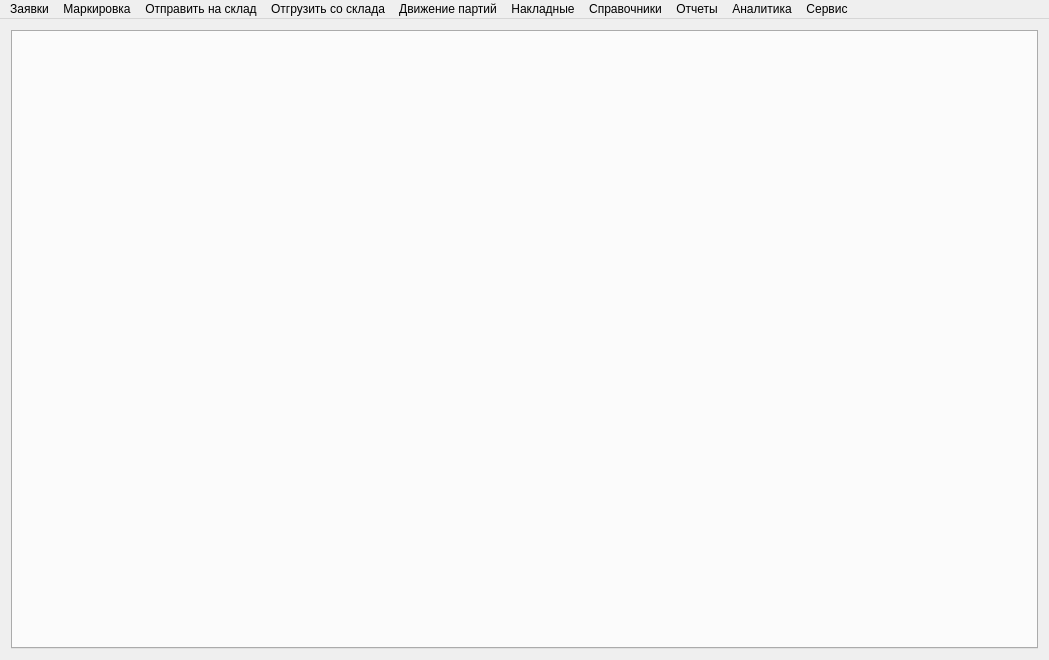
Qt form mainwindow.ui (Sergeyego/warehouse) before a commit.
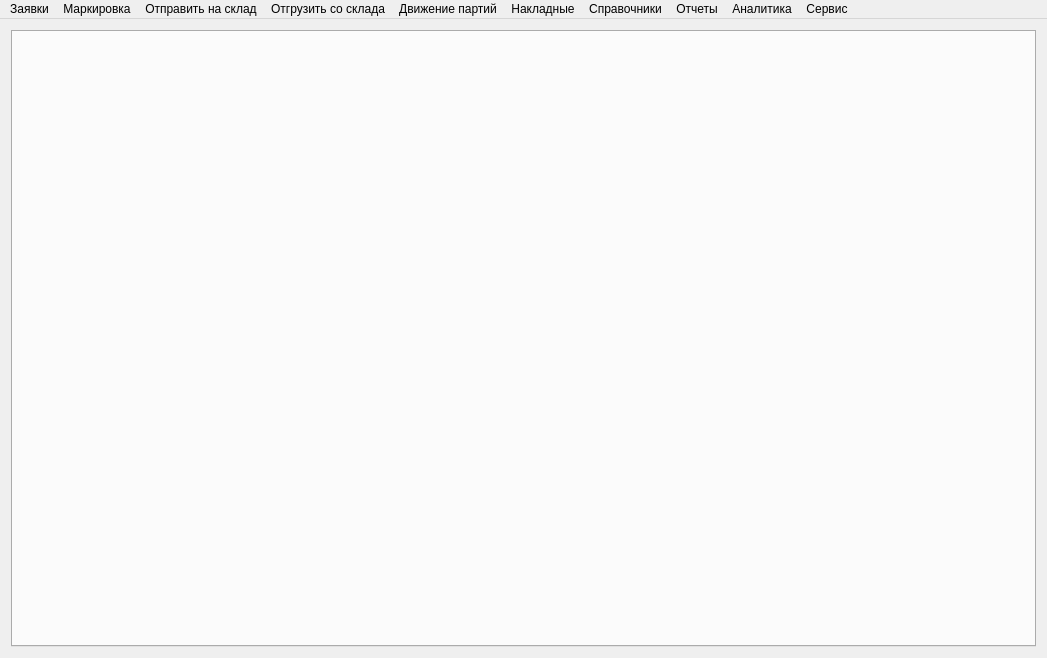
The same form after that commit.

Diff of the .ui file:
```diff
--- a/mainwindow.ui
+++ b/mainwindow.ui
@@ -6,8 +6,8 @@
    <rect>
     <x>0</x>
     <y>0</y>
-    <width>1049</width>
-    <height>660</height>
+    <width>1047</width>
+    <height>658</height>
    </rect>
   </property>
   <property name="windowTitle">
@@ -35,7 +35,7 @@
     <rect>
      <x>0</x>
      <y>0</y>
-     <width>1049</width>
+     <width>1047</width>
      <height>25</height>
     </rect>
    </property>
@@ -110,13 +110,13 @@
     <addaction name="actionMovEl"/>
     <addaction name="actionMovWire"/>
    </widget>
-   <widget class="QMenu" name="menu">
+   <widget class="QMenu" name="menuRequests">
     <property name="title">
      <string>Заявки</string>
     </property>
     <addaction name="actionRequests"/>
    </widget>
-   <addaction name="menu"/>
+   <addaction name="menuRequests"/>
    <addaction name="menuMark"/>
    <addaction name="menuStock"/>
    <addaction name="menuShip"/>
```
